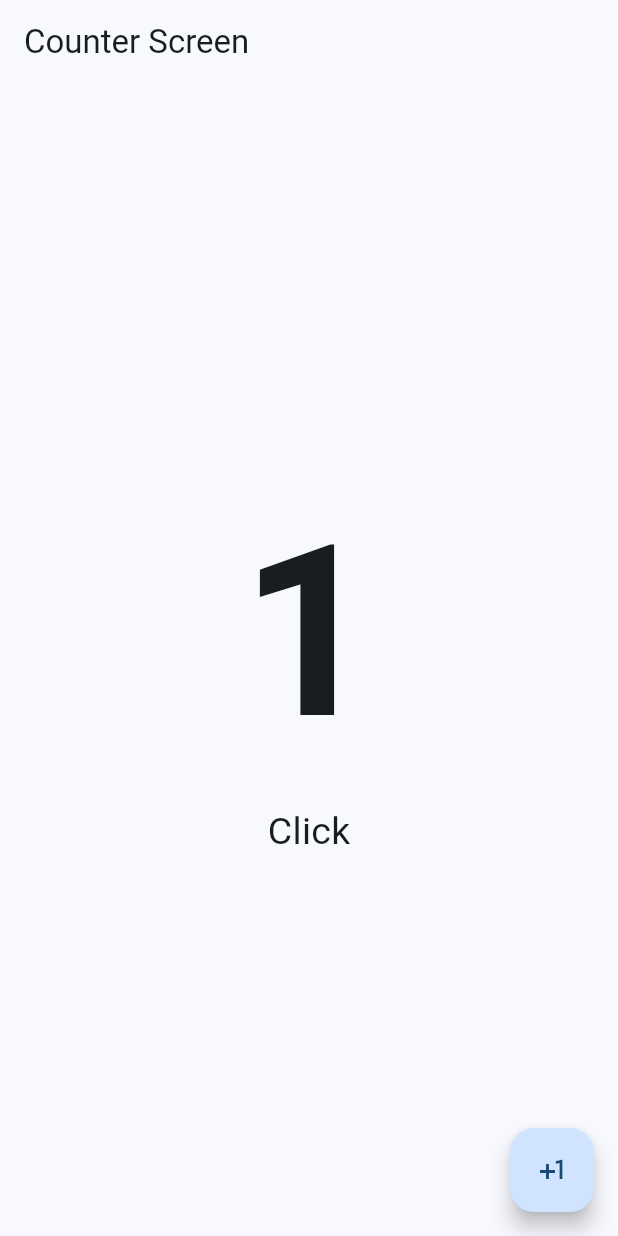
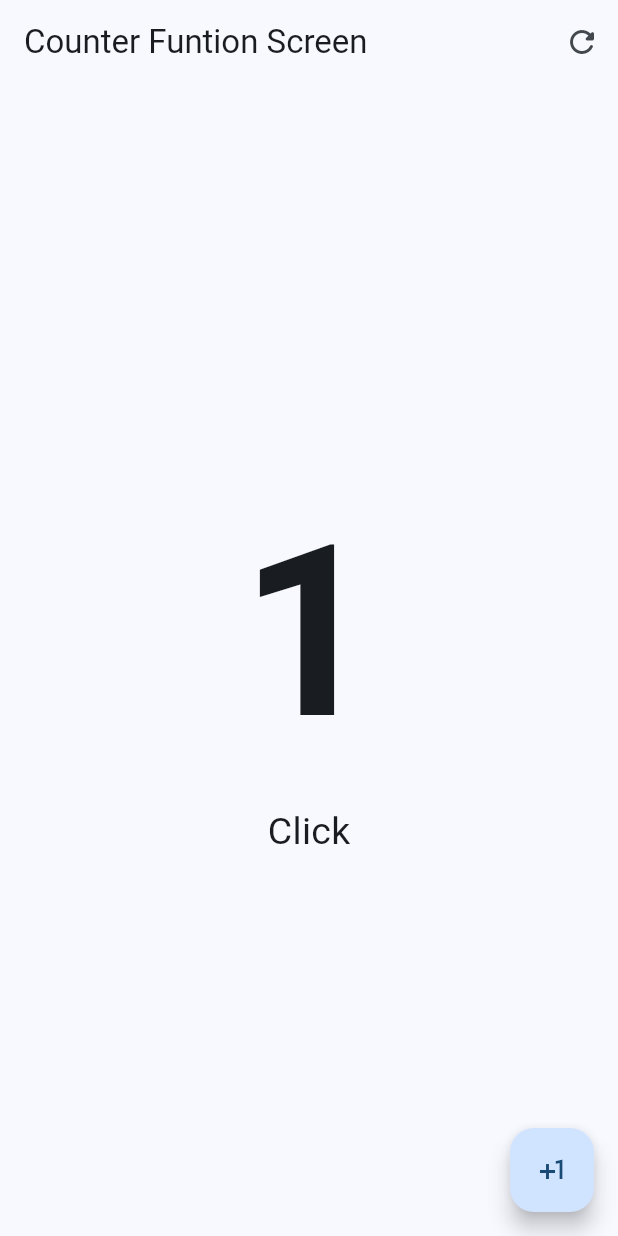
Before and after one commit to KevinMartinezC/flutter-learning, a Flutter app: the screen it shows after launch, after a tap on the "plus one" icon, on a phone screen of 412 x 824 dp. Run offline on Flutter 3.47's test engine with Material 3 defaults, Android fonts, the phone set to English and light mode, and no system bars.

Commit message:
feat: add AppBar actions

```diff
--- a/lib/main.dart
+++ b/lib/main.dart
@@ -1,5 +1,6 @@
 
 import 'package:flutter/material.dart';
+import 'package:learningdart/presentation/screens/counter/counter_funtion_screen.dart';
 import 'package:learningdart/presentation/screens/counter/counter_screen.dart';
 
 void main() {
@@ -13,7 +14,7 @@ class MyApp extends StatelessWidget {
   Widget build(BuildContext context) {
     return MaterialApp( //add const when it will never change
     debugShowCheckedModeBanner: false,
-        home: CounterScreen(),
+        home: CounterFuntionScreen(),
         theme: ThemeData(
           colorSchemeSeed: Colors.blue
         ),
--- /dev/null
+++ b/lib/presentation/screens/counter/counter_funtion_screen.dart
@@ -0,0 +1,53 @@
+import 'package:flutter/material.dart';
+
+class CounterFuntionScreen extends StatefulWidget {
+  const CounterFuntionScreen({super.key});
+
+  @override
+  State<CounterFuntionScreen> createState() => _CounterFuntionScreenState();
+}
+
+class _CounterFuntionScreenState extends State<CounterFuntionScreen> {
+  int clickCounter = 0;
+  @override
+  Widget build(BuildContext context) {
+    return Scaffold(
+      appBar: AppBar(
+        title: const Text("Counter Funtion Screen"),
+        actions: [
+          IconButton(onPressed: () {
+            setState(() {
+              clickCounter = 0;
+            });
+          }, icon: Icon(Icons.refresh_rounded)),
+        ],
+      ),
+      body: Center(
+        child: Column(
+          mainAxisAlignment: .center,
+          children: [
+            Text(
+              '$clickCounter',
+              style: const TextStyle(
+                fontSize: 160,
+                fontWeight: FontWeight.w600,
+              ),
+            ),
+            Text(
+              'Click${clickCounter == 1 ? '' : "s"}',
+              style: TextStyle(fontSize: 25),
+            ),
+          ],
+        ),
+      ),
+      floatingActionButton: FloatingActionButton(
+        onPressed: () {
+          setState(() {
+            clickCounter++;
+          });
+        },
+        child: Icon(Icons.plus_one),
+      ),
+    );
+  }
+}
```
